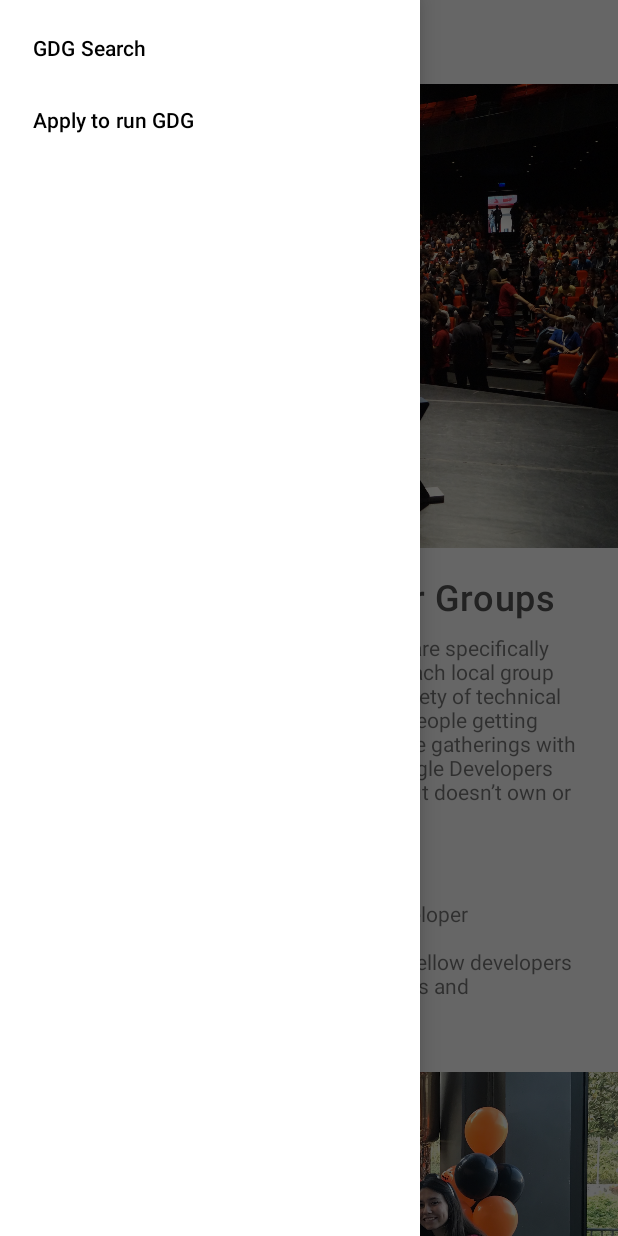
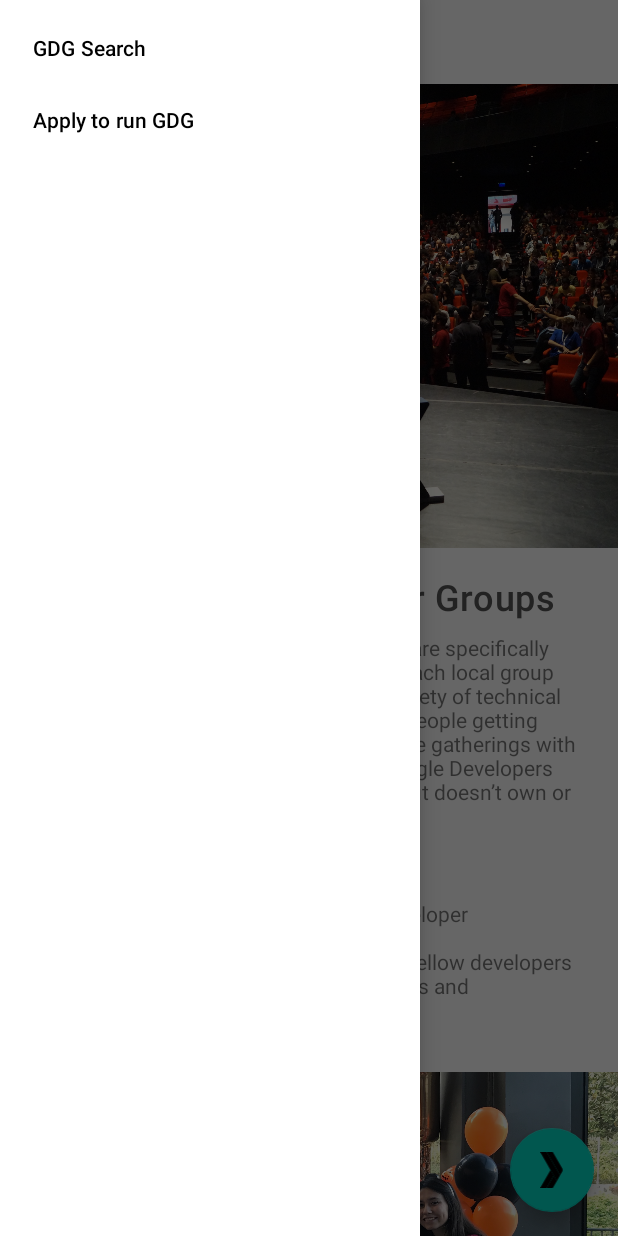
Before and after one commit to y-sumida/kotlin-gdg-finder, an Android app: the screen it shows after launch (MainActivity), with the side drawer open, on a phone screen of 412 x 824 dp. Run offline under Robolectric (Android 15) with nearby library versions, the phone set to English and light mode, and no system bars; our stand-ins replace data binding, navigation-ui; Roboto replaces fonts that are not available here.

Commit message:
FABの位置を右下に調整

```diff
--- a/app/src/main/res/layout/home_fragment.xml
+++ b/app/src/main/res/layout/home_fragment.xml
@@ -103,6 +103,7 @@
         android:layout_width="wrap_content"
         android:layout_height="wrap_content"
         android:layout_margin="16dp"
+        android:layout_gravity="end|bottom"
         android:onClick="@{() -> viewModel.onFabClicked()}"
         app:srcCompat="@drawable/ic_gdg" />
 </androidx.coordinatorlayout.widget.CoordinatorLayout>
```
